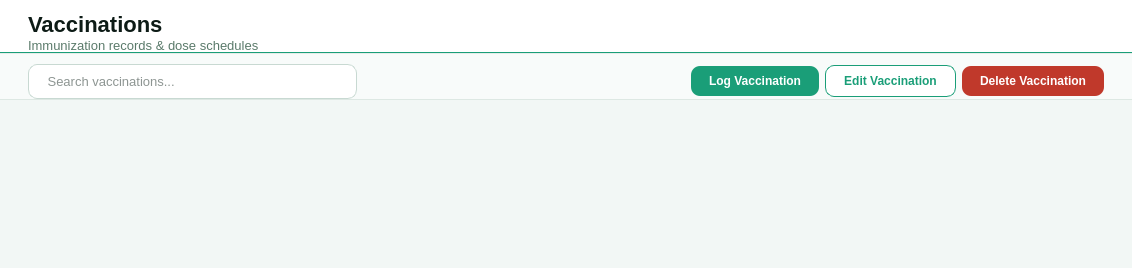
shasheenahdeeneillelumasag/CCC151---Group-Project, file src/ui/page_vaccinations.ui: the form before one commit.
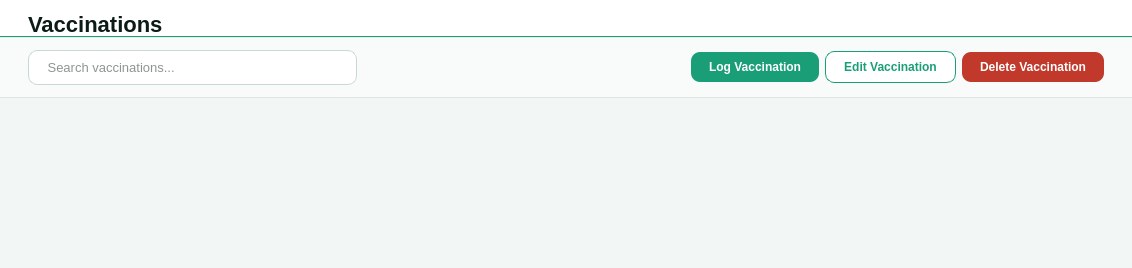
The form after the commit.

Commit message: Remove header subtitles, increase toolbar to 64px with equal margins

Diff of the .ui file:
```diff
--- a/src/ui/page_vaccinations.ui
+++ b/src/ui/page_vaccinations.ui
@@ -64,16 +64,6 @@
            </property>
           </widget>
          </item>
-         <item>
-          <widget class="QLabel" name="label">
-           <property name="styleSheet">
-            <string>QLabel { font-size: 13px; color: #5A7A6A; }</string>
-           </property>
-           <property name="text">
-            <string>Immunization records &amp; dose schedules</string>
-           </property>
-          </widget>
-         </item>
         </layout>
        </item>
       </layout>
@@ -88,9 +78,9 @@
        <property name="maximumHeight"><number>56</number></property>
       <layout class="QHBoxLayout">
         <property name="leftMargin"><number>28</number></property>
-        <property name="topMargin"><number>10</number></property>
+         <property name="topMargin"><number>12</number></property>
         <property name="rightMargin"><number>28</number></property>
-        <property name="bottomMargin"><number>0</number></property>
+         <property name="bottomMargin"><number>12</number></property>
         <item>
          <widget class="QLineEdit" name="searchInput">
           <property name="placeholderText"><string> Search vaccinations...</string></property>
```
Left out of the diff: 4 changed lines with no effect on the pictures. Lines whose indentation alone changed are shown as unchanged. The commit also changes 6 other files.
